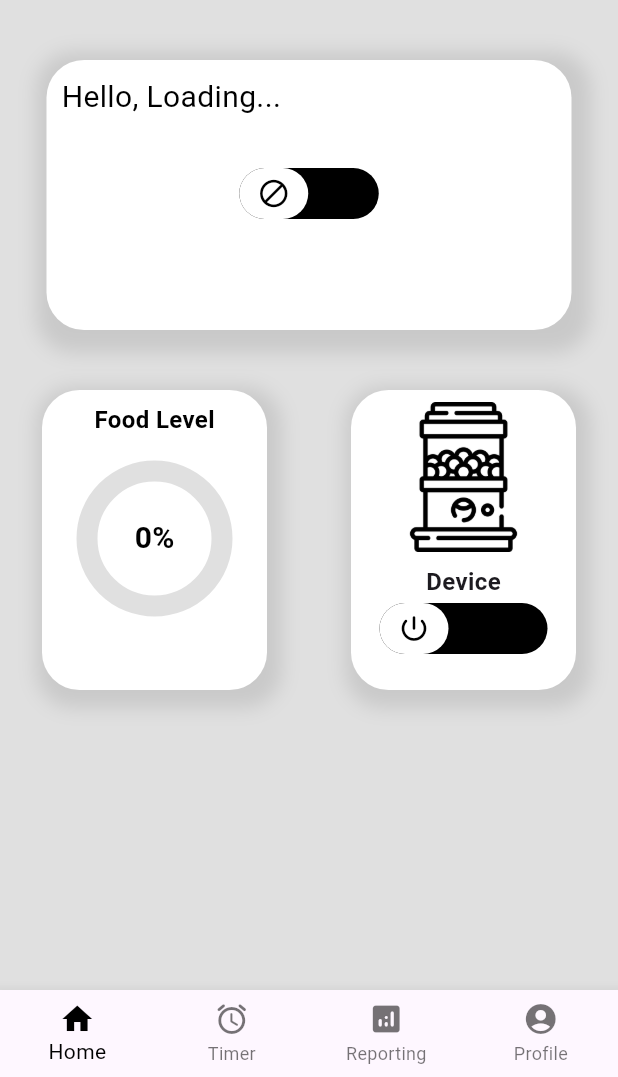
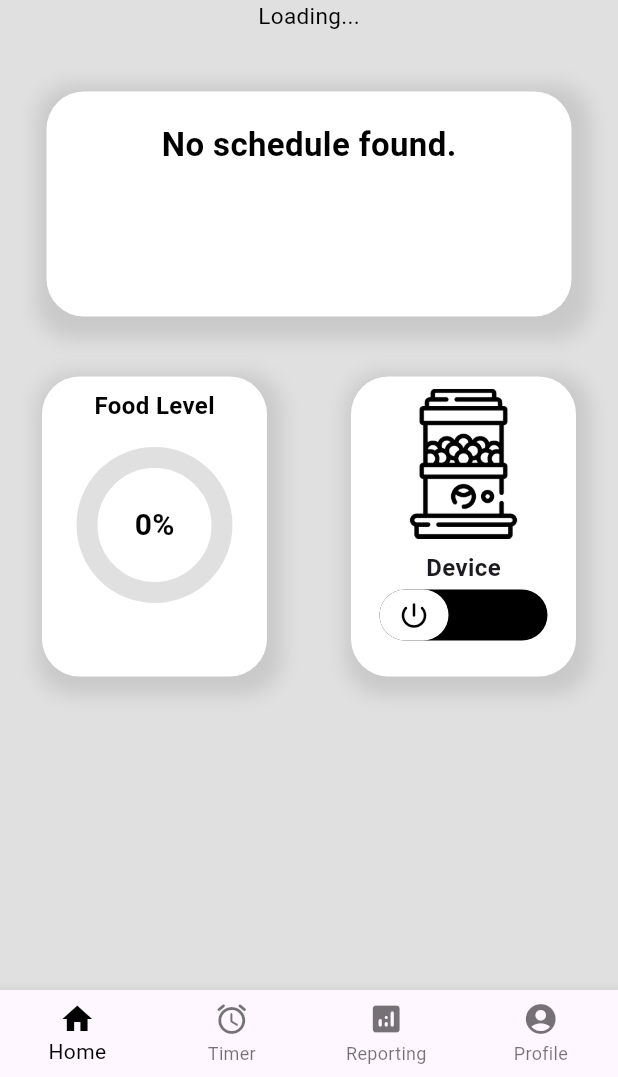
Before and after one commit to Paehkun/autofeed, a Flutter app: the screen it shows once a user with an empty profile is signed in, on a phone screen of 412 x 824 dp, the part 159-1236 px from its top. Run offline on Flutter 3.47's test engine with Material 3 defaults, Android fonts, the phone set to English and light mode, and no system bars; drawn by our look-alikes of animated_toggle_switch; our stand-ins replace awesome_notifications, firebase_auth, firebase_core, firebase_database, firebase_messaging, fl_chart and 1 more; accounts and stored records are empty.

Commit message:
add schedule ui

```diff
--- a/lib/screen/homepage.dart
+++ b/lib/screen/homepage.dart
@@ -9,6 +9,7 @@ import 'package:auto_test/screen/FeedTimerPage.dart';
 import 'package:auto_test/screen/report.dart';
 import 'package:auto_test/screen/profile.dart';
 import 'package:awesome_notifications/awesome_notifications.dart';
+import 'package:intl/intl.dart';
 
 class HomePage extends StatefulWidget {
   const HomePage({super.key});
@@ -71,6 +72,7 @@ class _HomeScreenState extends State<HomeScreen> {
   String? name;
   bool feedSwitch = false;
   bool powerSwitch = false;
+  String? todaySchedule = "Loading today's schedule...";
 
   @override
   void initState() {
@@ -79,6 +81,7 @@ class _HomeScreenState extends State<HomeScreen> {
     fetchFeedSwitchState();
     fetchPowerSwitchState();
     checkFoodLevel();
+    fetchTodaySchedule();
   }
 
   Future<void> fetchname() async {
@@ -120,6 +123,47 @@ class _HomeScreenState extends State<HomeScreen> {
           powerSwitch = snapshot.value as bool;
         });
       }
+    }
+  }
+
+  void fetchTodaySchedule() async {
+    final User? _currentUser = FirebaseAuth.instance.currentUser;
+    if (_currentUser == null) return;
+
+    // Adjust for Malaysia timezone (GMT+8)
+    final now = DateTime.now().add(Duration(hours: 8));
+    final today = DateFormat('EEEE').format(now); // Get the day of the week
+    final todayDate = DateFormat('yyyy-MM-dd').format(now); // Get today's date
+
+    debugPrint("Today: $today"); // Check the current day
+
+    final scheduleRef =
+        FirebaseDatabase.instance.ref('users/${_currentUser.uid}/schedule');
+
+    final snapshot = await scheduleRef.get();
+
+    if (snapshot.exists) {
+      final data = snapshot.value as Map<dynamic, dynamic>;
+      List<String> todayTimers = [];
+
+      data.forEach((key, value) {
+        if (value['day'] != null && value['enabled'] == true) {
+          String days = value['day']; // Example: "Monday, Wednesday"
+          if (days.contains(today)) {
+            todayTimers.add(value['time']); // Collect time if day matches
+          }
+        }
+      });
+
+      setState(() {
+        todaySchedule = todayTimers.isNotEmpty
+            ? "$today, $todayDate: ${todayTimers.join(", ")}" // Show day and date
+            : "No schedule for today.";
+      });
+    } else {
+      setState(() {
+        todaySchedule = "No schedule found.";
+      });
     }
   }
 
@@ -282,10 +326,17 @@ class _HomeScreenState extends State<HomeScreen> {
               color: Colors.black,
             ),
           ),
+          Text(
+            name ?? 'Loading...',
+            style: const TextStyle(
+              fontSize: 15.0,
+              color: Colors.black,
+            ),
+          ),
           const SizedBox(height: 20),
           const SizedBox(height: 20),
           Container(
-            height: 180,
+            height: 150, // Adjusted height to fit schedule and toggle only
             width: 350,
             decoration: BoxDecoration(
               color: Colors.white,
@@ -302,112 +353,21 @@ class _HomeScreenState extends State<HomeScreen> {
             child: Column(
               crossAxisAlignment: CrossAxisAlignment.start,
               children: [
+                const SizedBox(height: 20),
                 Padding(
                   padding: const EdgeInsets.symmetric(
-                    horizontal: 10.0,
-                    vertical: 10.0,
-                  ),
-                  child: Row(
-                    children: [
-                      const Text(
-                        'Hello, ',
-                        style: TextStyle(
-                          fontSize: 20.0,
-                          color: Colors.black,
-                          //fontWeight: FontWeight.bold,
-                        ),
+                      horizontal: 20.0), // Add horizontal padding
+                  child: Center(
+                    child: Text(
+                      todaySchedule ?? "No feeding schedule today.",
+                      style: const TextStyle(
+                        fontSize: 22.0,
+                        fontWeight: FontWeight.bold,
+                        color: Colors.black,
                       ),
-                      Text(
-                        name ?? 'Loading...',
-                        style: const TextStyle(
-                          fontSize: 20.0,
-                          color: Colors.black,
-                        ),
-                      ),
-                    ],
+                    ),
                   ),
                 ),
-                const SizedBox(height: 20),
-                Center(
-                  child: DefaultTextStyle.merge(
-                      style: const TextStyle(
-                        color: Colors.white,
-                        fontSize: 13.0,
-                        fontWeight: FontWeight.bold,
-                      ),
-                      child: IconTheme.merge(
-                        data: const IconThemeData(color: Colors.white),
-                        child: AnimatedToggleSwitch.dual(
-                          current: feedSwitch,
-                          first: false,
-                          second: true,
-                          spacing: 1,
-                          animationDuration: const Duration(milliseconds: 600),
-                          style: const ToggleStyle(
-                            borderColor: Colors.transparent,
-                            indicatorColor: Colors.white,
-                            backgroundColor: Colors.black,
-                          ),
-                          customStyleBuilder: (context, local, global) {
-                            if (global.position <= 0) {
-                              return ToggleStyle(
-                                backgroundColor: Colors.grey[300],
-                              );
-                            }
-                            return ToggleStyle(
-                                backgroundGradient: LinearGradient(colors: [
-                              Colors.green,
-                              Colors.grey[300]!
-                            ], stops: [
-                              global.position -
-                                  (1 - 2 * max(0, global.position - 0.5)) * 0.7,
-                              global.position +
-                                  max(0, 2 * (global.position - 0.5)) * 0.7,
-                            ]));
-                          },
-                          borderWidth: 3,
-                          height: 40,
-                          loadingIconBuilder: (context, global) =>
-                              CupertinoActivityIndicator(
-                            color: Color.lerp(
-                                Colors.red[800], Colors.green, global.position),
-                          ),
-                          onChanged: (value) {
-                            setState(() => feedSwitch = value);
-                            // Send feed status to Firebase
-                            sendFeedData(value);
-                          },
-                          iconBuilder: (value) => value
-                              ? const Icon(
-                                  Icons.autorenew,
-                                  color: Colors.black,
-                                  size: 22,
-                                )
-                              : const Icon(
-                                  Icons.block,
-                                  color: Colors.black,
-                                  size: 22,
-                                ),
-                          textBuilder: (value) => value
-                              ? const Center(
-                                  child: Text(
-                                    'Feed',
-                                    style: TextStyle(
-                                      color: Colors.black,
-                                    ),
-                                  ),
-                                )
-                              : const Center(
-                                  child: Text(
-                                    'Idle',
-                                    style: TextStyle(
-                                      color: Colors.black,
-                                    ),
-                                  ),
-                                ),
-                        ),
-                      )),
-                )
               ],
             ),
           ),
```
